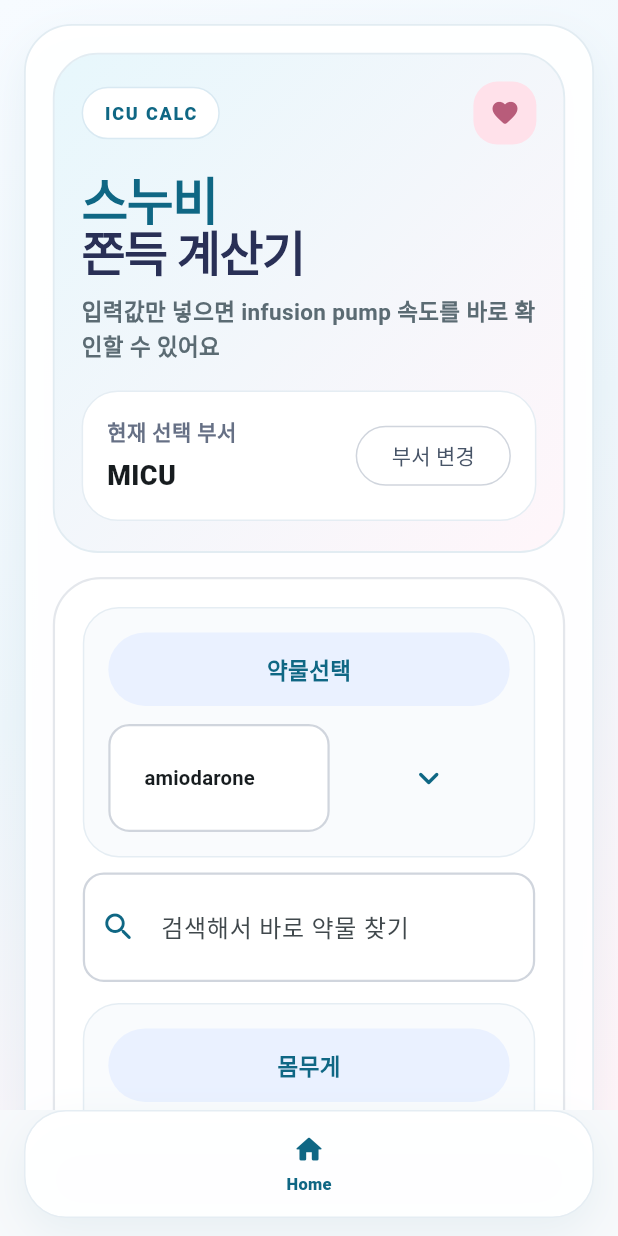
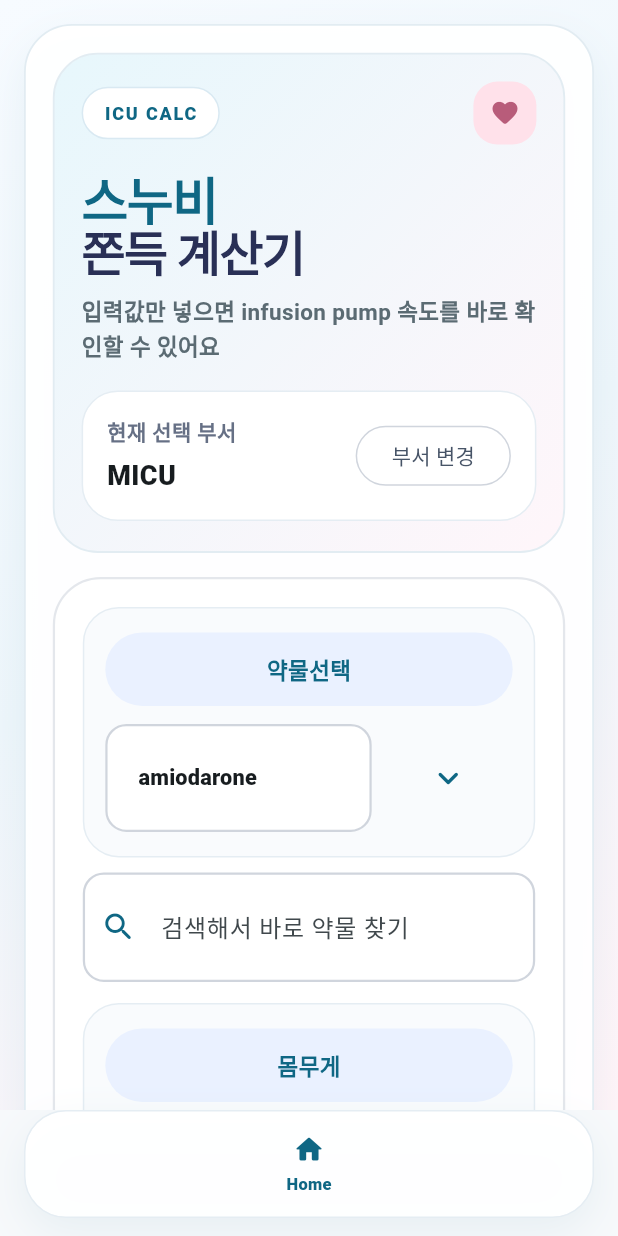
Before and after one commit to shwldls93-cell/micudrugtest, a Flutter app: the screen it shows after launch, after a tap on "MICU", on a phone screen of 412 x 824 dp. Run offline on Flutter 3.47's test engine with Material 3 defaults, Android fonts, the phone set to English and light mode, and no system bars; our stand-ins replace shared_preferences; Roboto replaces fonts that are missing (Pretendard).

Commit message:
Widen calculator input rows

```diff
--- a/lib/widgets/pump_calculator/calculator_section.dart
+++ b/lib/widgets/pump_calculator/calculator_section.dart
@@ -275,7 +275,7 @@ class _PresetDropdownLabel extends StatelessWidget {
       maxLines: 1,
       overflow: scaleToFit ? TextOverflow.visible : TextOverflow.ellipsis,
       softWrap: false,
-      style: const TextStyle(fontSize: 13.5, fontWeight: FontWeight.w700),
+      style: const TextStyle(fontSize: 14.5, fontWeight: FontWeight.w800),
     );
 
     return Align(
--- a/lib/widgets/pump_calculator/layout_constants.dart
+++ b/lib/widgets/pump_calculator/layout_constants.dart
@@ -1,3 +1,3 @@
-const calculatorMaxWidth = 560.0;
-const calculatorSuffixWidth = 108.0;
-const calculatorUnitFontSize = 18.0;
+const calculatorMaxWidth = 660.0;
+const calculatorSuffixWidth = 86.0;
+const calculatorUnitFontSize = 15.0;
--- a/lib/widgets/pump_calculator/shared_widgets.dart
+++ b/lib/widgets/pump_calculator/shared_widgets.dart
@@ -179,7 +179,7 @@ class CalculatorRow extends StatelessWidget {
   @override
   Widget build(BuildContext context) {
     return Container(
-      padding: const EdgeInsets.all(16),
+      padding: const EdgeInsets.fromLTRB(14, 16, 14, 16),
       decoration: BoxDecoration(
         color: const Color(0xFFF9FBFD),
         borderRadius: BorderRadius.circular(24),
@@ -194,7 +194,7 @@ class CalculatorRow extends StatelessWidget {
             crossAxisAlignment: CrossAxisAlignment.center,
             children: [
               Expanded(child: child),
-              const SizedBox(width: 12),
+              const SizedBox(width: 8),
               suffix,
             ],
           ),
@@ -290,7 +290,7 @@ class RateSuffix extends StatelessWidget {
                 '주입용량확인',
                 textAlign: TextAlign.center,
                 style: TextStyle(
-                  fontSize: 13,
+                  fontSize: 11.5,
                   fontWeight: FontWeight.w900,
                   color: Color(0xFFC12828),
                 ),
@@ -378,7 +378,7 @@ InputDecoration rowDecoration({String? hint}) {
     hintText: hint,
     filled: true,
     fillColor: const Color(0xFFFFFFFF),
-    contentPadding: const EdgeInsets.symmetric(horizontal: 20, vertical: 24),
+    contentPadding: const EdgeInsets.symmetric(horizontal: 18, vertical: 24),
     border: roundedInputBorder(),
     enabledBorder: roundedInputBorder(),
     focusedBorder: roundedInputBorder(color: const Color(0xFF8FD5F7)),
```
